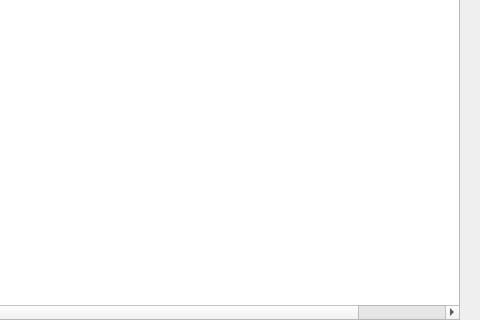
First picture: the form in src/qt/forms/masternodelist.ui, repository AXErunners/axe, before the edit; both pictures show x 282 to 762 and y 137 to 457 of the 762 by 457 pixel window.
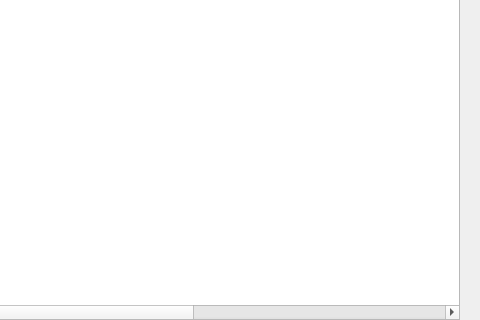
Second picture: the form after the edit.

Commit message: Add collateral, owner and voting addresses to masternode list table

```diff
--- a/src/qt/forms/masternodelist.ui
+++ b/src/qt/forms/masternodelist.ui
@@ -164,6 +164,21 @@
            <string>Operator Reward</string>
           </property>
          </column>
+         <column>
+          <property name="text">
+           <string>Collateral Address</string>
+          </property>
+         </column>
+         <column>
+          <property name="text">
+           <string>Owner Address</string>
+          </property>
+         </column>
+         <column>
+          <property name="text">
+           <string>Voting Address</string>
+          </property>
+         </column>
         </widget>
        </item>
       </layout>
```
The commit also changes 1 other file.
